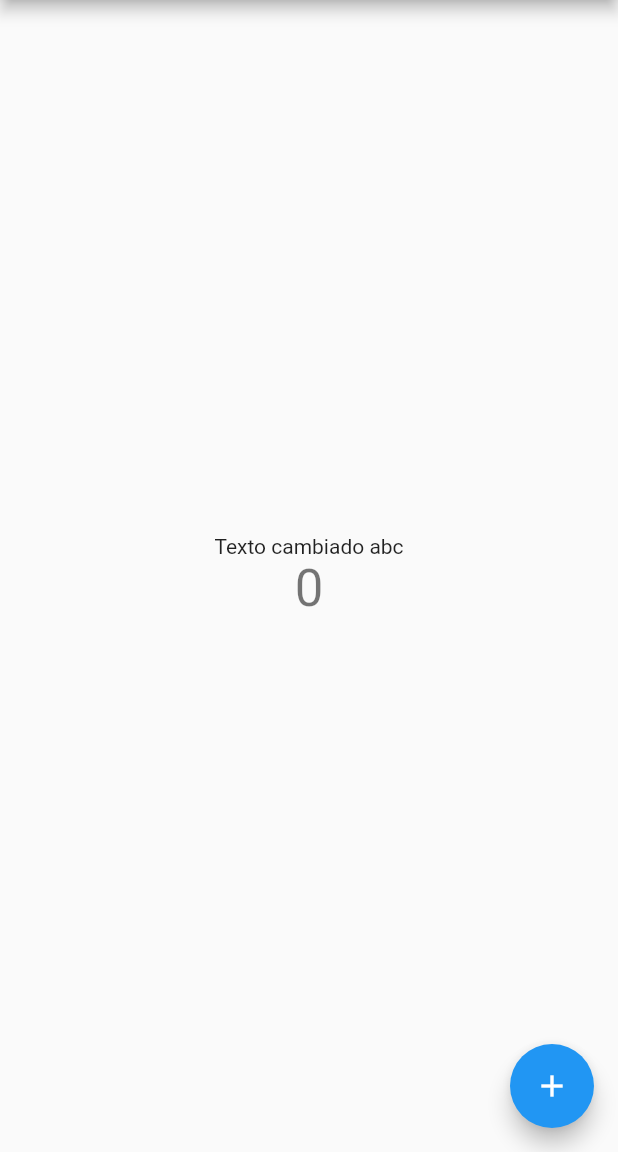
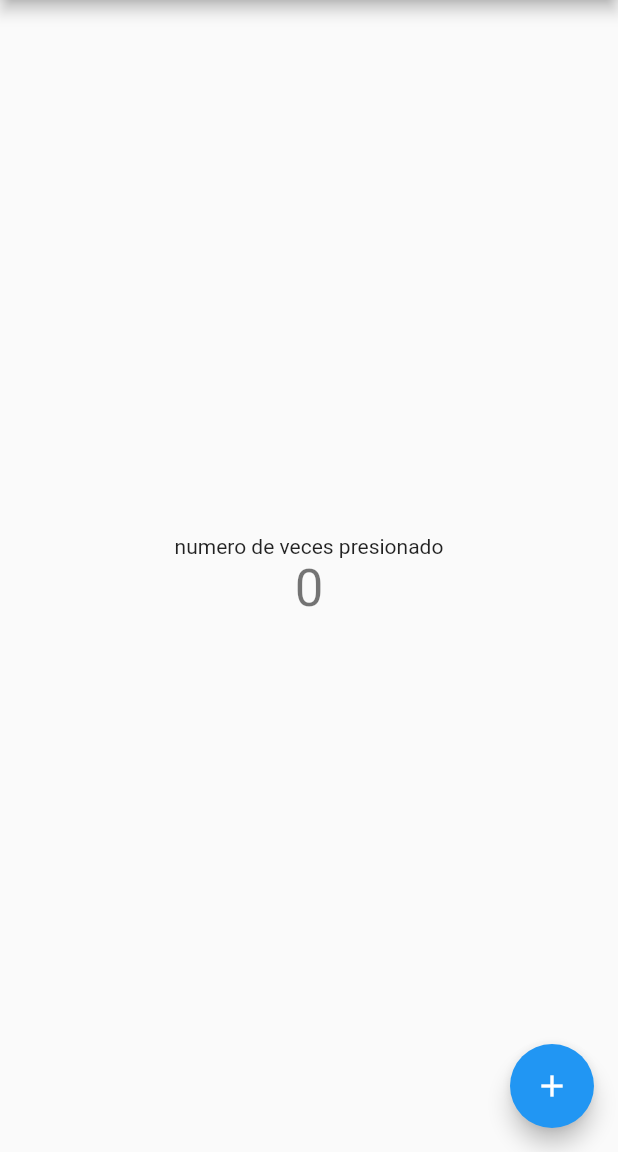
Before and after one commit to miyaguiMode/codigo4_bmi, a Flutter app: the screen it shows after launch, on a phone screen of 412 x 824 dp, the part 84-1236 px from its top. Run offline on Flutter 3.47's test engine with Material 2 defaults, Android fonts, the phone set to English and light mode, and no system bars.

Commit message:
numero veces presionado

```diff
--- a/lib/main.dart
+++ b/lib/main.dart
@@ -96,7 +96,7 @@ class _MyHomePageState extends State<MyHomePage> {
           mainAxisAlignment: MainAxisAlignment.center,
           children: <Widget>[
             const Text(
-              'Texto cambiado abc',
+              'numero de veces presionado',
             ),
             Text(
               '$_counter',
```
